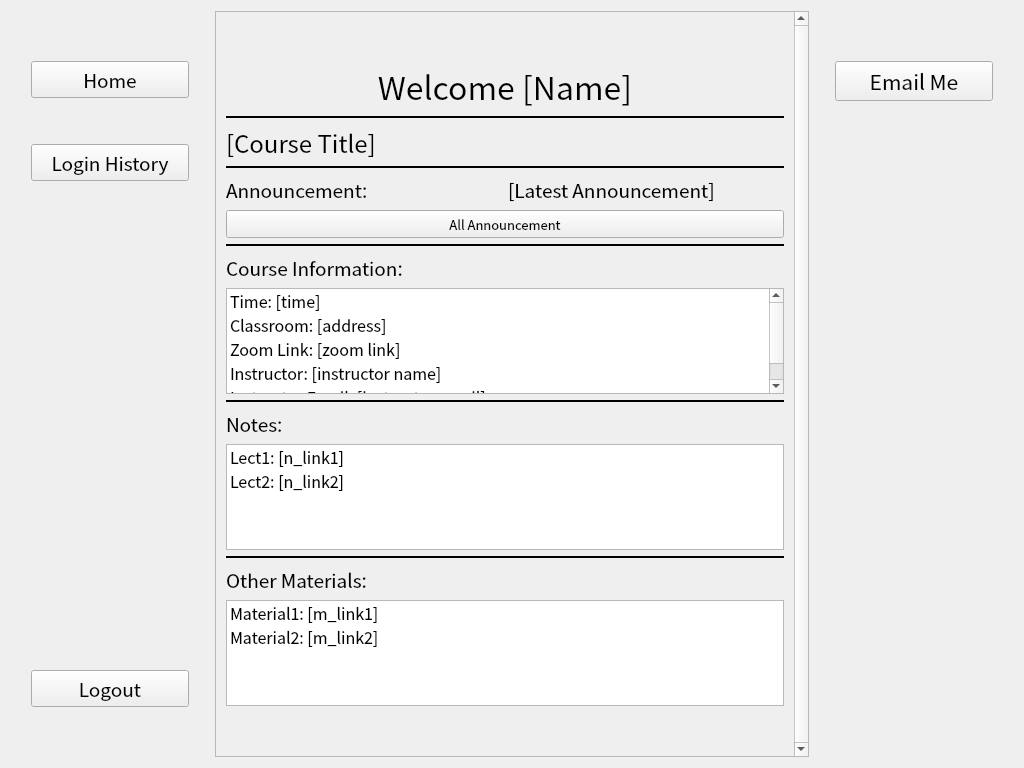
raphaeleg/COMP3278_G12, file ui_files/CourseInfo.ui: the form before one commit.
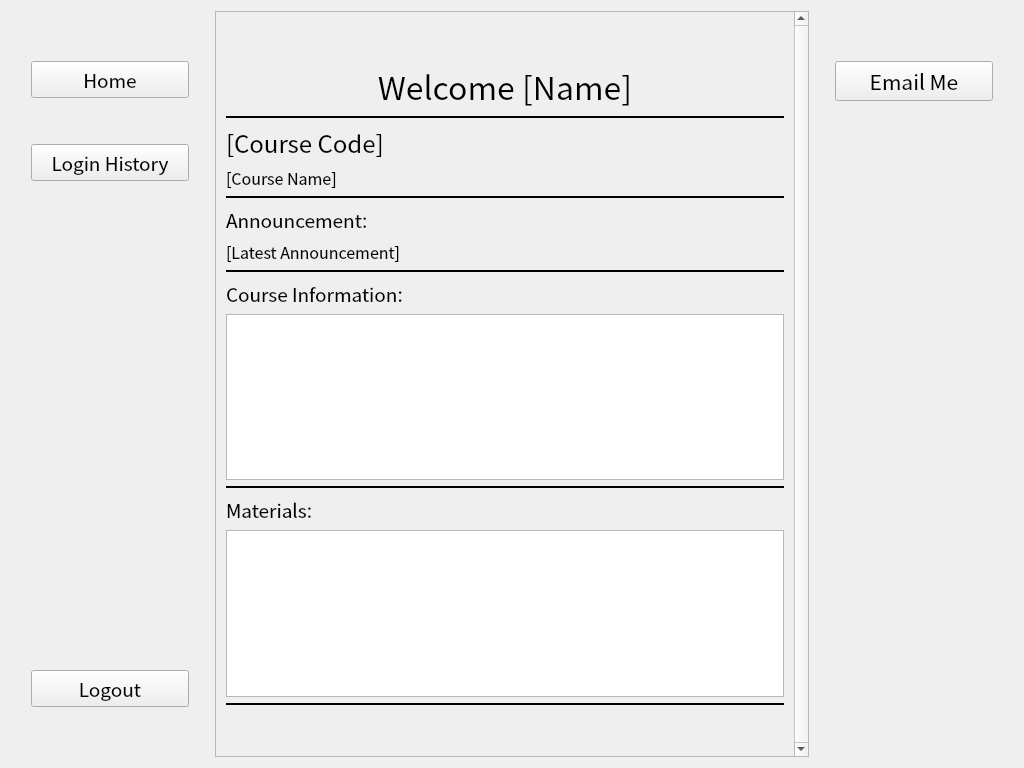
The form after the commit.

Commit message: Course Info page except materials & email me

Patch:
```diff
--- a/ui_files/CourseInfo.ui
+++ b/ui_files/CourseInfo.ui
@@ -174,7 +174,7 @@
         </widget>
        </item>
        <item>
-        <widget class="QLabel" name="course_title_label_courseinfo">
+        <widget class="QLabel" name="course_code_label_courseinfo">
          <property name="font">
           <font>
            <family>Noto Sans CJK HK</family>
@@ -185,7 +185,26 @@
           <enum>Qt::LeftToRight</enum>
          </property>
          <property name="text">
-          <string>[Course Title]</string>
+          <string>[Course Code]</string>
+         </property>
+         <property name="alignment">
+          <set>Qt::AlignLeading|Qt::AlignLeft|Qt::AlignVCenter</set>
+         </property>
+        </widget>
+       </item>
+       <item>
+        <widget class="QLabel" name="course_name_label_courseinfo">
+         <property name="font">
+          <font>
+           <family>Noto Sans CJK HK</family>
+           <pointsize>12</pointsize>
+          </font>
+         </property>
+         <property name="layoutDirection">
+          <enum>Qt::LeftToRight</enum>
+         </property>
+         <property name="text">
+          <string>[Course Name]</string>
          </property>
          <property name="alignment">
           <set>Qt::AlignLeading|Qt::AlignLeft|Qt::AlignVCenter</set>
@@ -208,7 +227,7 @@
        <item>
         <layout class="QVBoxLayout" name="verticalLayout">
          <item>
-          <layout class="QHBoxLayout" name="horizontalLayout_2">
+          <layout class="QVBoxLayout" name="horizontalLayout_2">
            <item>
             <widget class="QLabel" name="announcement_label_courseinfo">
              <property name="font">
@@ -233,7 +252,7 @@
              <property name="font">
               <font>
                <family>Noto Sans CJK HK</family>
-               <pointsize>14</pointsize>
+               <pointsize>12</pointsize>
               </font>
              </property>
              <property name="layoutDirection">
@@ -249,7 +268,7 @@
            </item>
           </layout>
          </item>
-         <item>
+         <!-- <item>
           <widget class="QPushButton" name="all_announcement_button_courseinfo">
            <property name="font">
             <font>
@@ -261,7 +280,7 @@
             <string>All Announcement</string>
            </property>
           </widget>
-         </item>
+         </item> -->
         </layout>
        </item>
        <item>
@@ -300,61 +319,6 @@
          </item>
          <item>
           <widget class="QListWidget" name="course_info_list_courseinfo">
-           <item>
-            <property name="text">
-             <string>Time: [time]</string>
-            </property>
-            <property name="font">
-             <font>
-              <family>Noto Sans CJK HK</family>
-              <pointsize>12</pointsize>
-             </font>
-            </property>
-           </item>
-           <item>
-            <property name="text">
-             <string>Classroom: [address]</string>
-            </property>
-            <property name="font">
-             <font>
-              <family>Noto Sans CJK HK</family>
-              <pointsize>12</pointsize>
-             </font>
-            </property>
-           </item>
-           <item>
-            <property name="text">
-             <string>Zoom Link: [zoom link]</string>
-            </property>
-            <property name="font">
-             <font>
-              <family>Noto Sans CJK HK</family>
-              <pointsize>12</pointsize>
-             </font>
-            </property>
-           </item>
-           <item>
-            <property name="text">
-             <string>Instructor: [instructor name]</string>
-            </property>
-            <property name="font">
-             <font>
-              <family>Noto Sans CJK HK</family>
-              <pointsize>12</pointsize>
-             </font>
-            </property>
-           </item>
-           <item>
-            <property name="text">
-             <string>Instructor Email: [instructor email]</string>
-            </property>
-            <property name="font">
-             <font>
-              <family>Noto Sans CJK HK</family>
-              <pointsize>12</pointsize>
-             </font>
-            </property>
-           </item>
           </widget>
          </item>
         </layout>
@@ -373,9 +337,9 @@
         </widget>
        </item>
        <item>
-        <layout class="QVBoxLayout" name="notes_layout_courseinfo">
+        <layout class="QVBoxLayout" name="material_layout_courseinfo">
          <item>
-          <widget class="QLabel" name="notes_label_courseinfo">
+          <widget class="QLabel" name="material_label_courseinfo">
            <property name="font">
             <font>
              <family>Noto Sans CJK HK</family>
@@ -386,7 +350,7 @@
             <enum>Qt::LeftToRight</enum>
            </property>
            <property name="text">
-            <string>Notes:</string>
+            <string>Materials:</string>
            </property>
            <property name="alignment">
             <set>Qt::AlignLeading|Qt::AlignLeft|Qt::AlignVCenter</set>
@@ -394,29 +358,7 @@
           </widget>
          </item>
          <item>
-          <widget class="QListWidget" name="notes_list_courseinfo">
-           <item>
-            <property name="text">
-             <string>Lect1: [n_link1]</string>
-            </property>
-            <property name="font">
-             <font>
-              <family>Noto Sans CJK HK</family>
-              <pointsize>12</pointsize>
-             </font>
-            </property>
-           </item>
-           <item>
-            <property name="text">
-             <string>Lect2: [n_link2]</string>
-            </property>
-            <property name="font">
-             <font>
-              <family>Noto Sans CJK HK</family>
-              <pointsize>12</pointsize>
-             </font>
-            </property>
-           </item>
+          <widget class="QListWidget" name="material_list_courseinfo">
           </widget>
          </item>
         </layout>
@@ -434,6 +376,7 @@
          </property>
         </widget>
        </item>
+       <!-- 
        <item>
         <layout class="QVBoxLayout" name="verticalLayout_6">
          <item>
@@ -480,9 +423,9 @@
             </property>
            </item>
           </widget>
-         </item>
+         </item> 
         </layout>
-       </item>
+       </item> -->
       </layout>
      </widget>
     </widget>
```
The commit also changes 2 other files.
